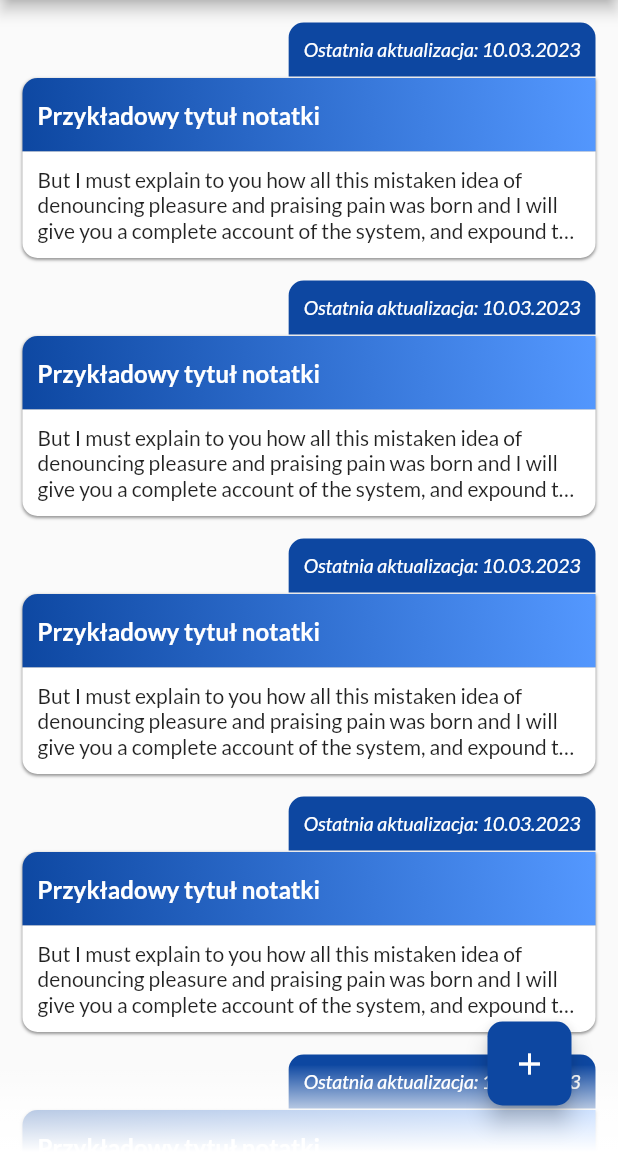
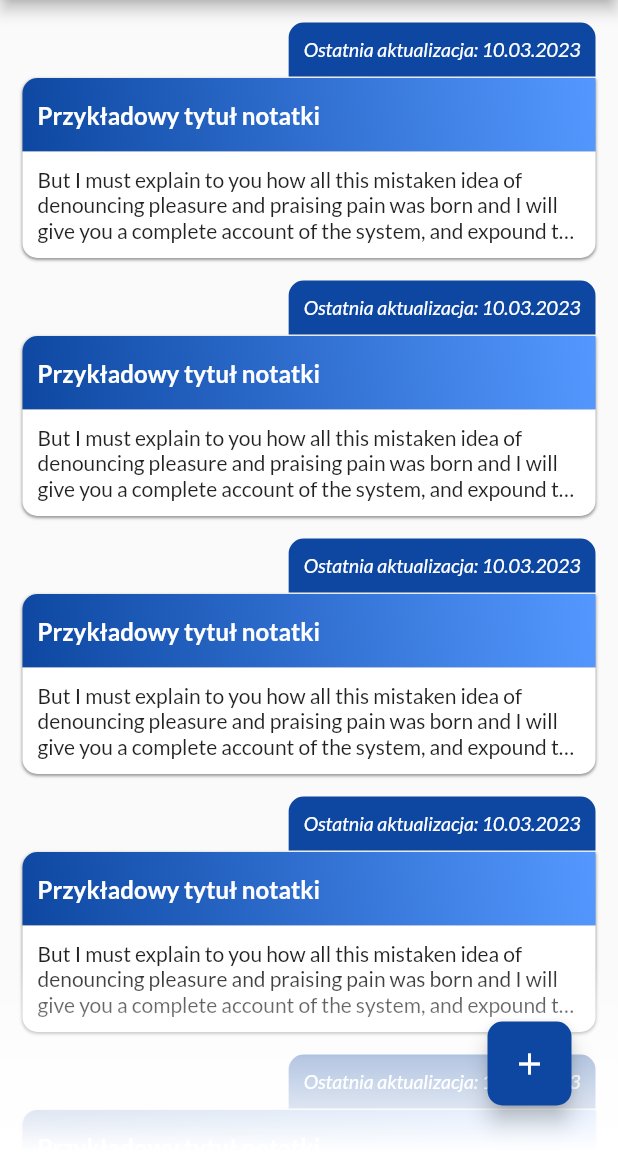
Before and after one commit to piotrpeczkowski/sw_planner, a Flutter app: the NotesPage screen opened directly, on a phone screen of 412 x 824 dp, the part 84-1236 px from its top. Run offline on Flutter 3.47's test engine with Material 2 defaults, Android fonts, the phone set to English and light mode, and no system bars; our stand-ins replace google_fonts; network calls fail; Roboto replaces fonts that are missing (Kanit).

Commit message:
Change size of blurred area at notes page

```diff
--- a/lib/features/notes_page/pages/notes.dart
+++ b/lib/features/notes_page/pages/notes.dart
@@ -36,14 +36,14 @@ class NotesPage extends StatelessWidget {
               NoteWidget(),
               NoteWidget(),
               NoteWidget(),
-              SizedBox(height: 50),
+              SizedBox(height: 100),
             ],
           ),
           Positioned(
             bottom: 0,
             child: Container(
               width: MediaQuery.of(context).size.width,
-              height: MediaQuery.of(context).size.height * 0.07,
+              height: MediaQuery.of(context).size.height * 0.15,
               decoration: BoxDecoration(
                 gradient: LinearGradient(
                   begin: Alignment.bottomCenter,
```
